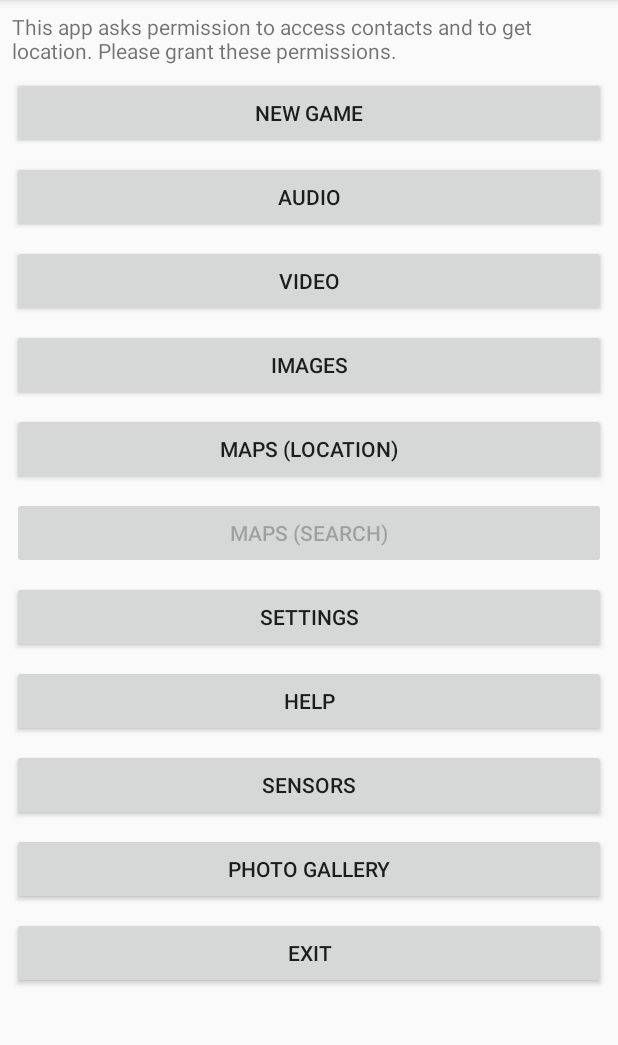
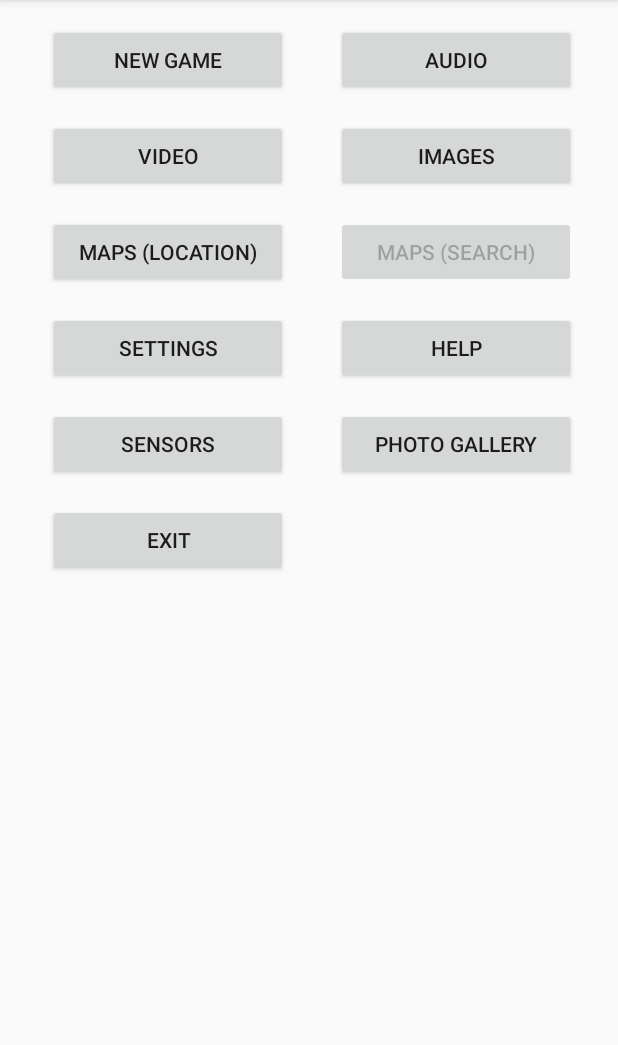
Before and after one commit to acchampion/TicTacToeKotlin, an Android app: the GameOptionsFragment screen opened directly, with no data from a screen before it, on a phone screen of 412 x 824 dp, the part 84-1129 px from its top. Run offline under Robolectric (Android 15) with nearby library versions, the light colour scheme and no system bars; our stand-ins replace Timber.

Commit message:
Major UI improvements, accessibility fixes

```diff
--- a/app/build.gradle
+++ b/app/build.gradle
@@ -1,5 +1,5 @@
 plugins {
-	id 'com.android.application' version '8.4.0'
+	id 'com.android.application' version '8.5.1'
 	id 'org.jetbrains.kotlin.android' version '1.9.22'
 	id 'com.google.devtools.ksp' version '1.9.22-1.0.16'
 }
--- a/app/src/main/java/com/wiley/fordummies/androidsdk/tictactoe/TicTacToeApplication.java
+++ b/app/src/main/java/com/wiley/fordummies/androidsdk/tictactoe/TicTacToeApplication.java
@@ -28,7 +28,7 @@ public class TicTacToeApplication extends Application implements Configuration.P
 
 	@SuppressLint("StaticFieldLeak")
 	private static Context mContext;
-	private static CoroutineScope mScope = new CoroutineScope() {
+	private static final CoroutineScope mScope = new CoroutineScope() {
 		@NonNull
 		@Override
 		public CoroutineContext getCoroutineContext() {
--- a/app/src/main/res/layout/fragment_contact_list_old.xml
+++ b/app/src/main/res/layout/fragment_contact_list_old.xml
@@ -1,7 +1,7 @@
 <?xml version="1.0" encoding="utf-8"?>
 <ListView
     xmlns:android="http://schemas.android.com/apk/res/android"
-    android:id="@+id/contact_list_view"
+    android:id="@+id/contact_list_view_old"
     android:layout_width="match_parent"
     android:layout_height="match_parent"
     android:layout_margin="8dp">
--- a/app/src/main/res/layout/fragment_game_options.xml
+++ b/app/src/main/res/layout/fragment_game_options.xml
@@ -2,116 +2,110 @@
 <LinearLayout xmlns:android="http://schemas.android.com/apk/res/android"
               android:orientation="vertical"
               android:layout_width="match_parent"
-              android:layout_height="match_parent">
+              android:layout_height="match_parent"
+	android:id="@+id/button_grid">
 
     <ScrollView
         android:orientation="vertical"
         android:layout_height="wrap_content"
         android:layout_width="match_parent"
         android:layout_gravity="center">
-        <LinearLayout
-            android:orientation="vertical"
-            android:layout_height="wrap_content"
-            android:layout_width="match_parent"
-            android:layout_gravity="top"
-            android:layout_marginTop="8dp">
-
-            <TextView
-                android:id="@+id/permission_dialog_notice"
+        <GridLayout
 			android:layout_width="match_parent"
 			android:layout_height="wrap_content"
-                android:text="@string/permission_notice"
-                android:layout_marginLeft="8dp"
-                android:layout_marginRight="8dp"
-                android:layout_marginBottom="8dp"/>
+			android:columnCount="2"
+			android:layout_margin="16dp">
+
             <Button
                 android:id="@+id/buttonNewGame"
                 android:text="@string/new_game"
-                android:layout_width="match_parent"
+                android:layout_width="160dp"
                 android:layout_height="wrap_content"
-                android:layout_marginLeft="8dp"
-                android:layout_marginRight="8dp"
-                android:layout_marginBottom="8dp"/>
+                android:layout_marginStart="16dp"
+                android:layout_marginEnd="16dp"
+                android:layout_marginBottom="16dp"/>
             <Button
                 android:id="@+id/buttonAudio"
                 android:text="@string/audio"
-                android:layout_width="match_parent"
+                android:layout_width="160dp"
                 android:layout_height="wrap_content"
-                android:layout_marginLeft="8dp"
-                android:layout_marginRight="8dp"
-                android:layout_marginBottom="8dp" />
+                android:layout_marginStart="16dp"
+                android:layout_marginEnd="16dp"
+                android:layout_marginBottom="16dp" />
             <Button
                 android:id="@+id/buttonVideo"
                 android:text="@string/video"
-                android:layout_width="match_parent"
+                android:layout_width="160dp"
                 android:layout_height="wrap_content"
-                android:layout_marginRight="8dp"
-                android:layout_marginLeft="8dp"
-                android:layout_marginBottom="8dp" />
+                android:layout_marginEnd="16dp"
+                android:layout_marginStart="16dp"
+                android:layout_marginBottom="16dp" />
             <Button
                 android:id="@+id/buttonImages"
                 android:text="@string/images"
-                android:layout_width="match_parent"
+                android:layout_width="160dp"
                 android:layout_height="wrap_content"
-                android:layout_marginLeft="8dp"
-                android:layout_marginRight="8dp"
-                android:layout_marginBottom="8dp" />
+                android:layout_marginStart="16dp"
+                android:layout_marginEnd="16dp"
+                android:layout_marginBottom="16dp" />
             <Button
                 android:id="@+id/buttonMapsLocation"
                 android:text="@string/maps_location"
-				android:layout_width="match_parent"
+                android:layout_width="160dp"
                 android:layout_height="wrap_content"
-				android:layout_marginLeft="8dp"
-				android:layout_marginRight="8dp"
-				android:layout_marginBottom="8dp" />
+                android:layout_marginStart="16dp"
+                android:layout_marginEnd="16dp"
+                android:layout_marginBottom="16dp" />
+
 			<Button
 				android:id="@+id/buttonMapsSearch"
 				android:text="@string/maps_search"
-				android:layout_width="match_parent"
+				android:enabled="false"
+				android:layout_width="160dp"
 				android:layout_height="wrap_content"
-				android:layout_marginLeft="8dp"
-				android:layout_marginRight="8dp"
-				android:layout_marginBottom="8dp" />
+				android:layout_marginStart="16dp"
+				android:layout_marginEnd="16dp"
+				android:layout_marginBottom="16dp" />
             <Button
                 android:id="@+id/buttonSettings"
                 android:text="@string/settings"
-				android:layout_width="match_parent"
+                android:layout_width="160dp"
                 android:layout_height="wrap_content"
-				android:layout_marginLeft="8dp"
-				android:layout_marginRight="8dp"
-				android:layout_marginBottom="8dp" />
+                android:layout_marginStart="16dp"
+                android:layout_marginEnd="16dp"
+                android:layout_marginBottom="16dp" />
             <Button
                 android:id="@+id/buttonHelp"
                 android:text="@string/help"
-                android:layout_width="match_parent"
+                android:layout_width="160dp"
                 android:layout_height="wrap_content"
-                android:layout_marginLeft="8dp"
-                android:layout_marginRight="8dp"
-                android:layout_marginBottom="8dp" />
+                android:layout_marginStart="16dp"
+                android:layout_marginEnd="16dp"
+                android:layout_marginBottom="16dp" />
             <Button
                 android:id="@+id/buttonSensors"
                 android:text="@string/sensors"
-                android:layout_width="match_parent"
+                android:layout_width="160dp"
                 android:layout_height="wrap_content"
-                android:layout_marginLeft="8dp"
-                android:layout_marginRight="8dp"
-                android:layout_marginBottom="8dp" />
+                android:layout_marginStart="16dp"
+                android:layout_marginEnd="16dp"
+                android:layout_marginBottom="16dp" />
 			<Button
 				android:id="@+id/buttonPhotoGallery"
 				android:text="@string/photo_gallery"
-				android:layout_width="match_parent"
+				android:layout_width="160dp"
 				android:layout_height="wrap_content"
-				android:layout_marginLeft="8dp"
-				android:layout_marginRight="8dp"
-				android:layout_marginBottom="8dp" />
+				android:layout_marginStart="16dp"
+				android:layout_marginEnd="16dp"
+				android:layout_marginBottom="16dp" />
             <Button
                 android:id="@+id/buttonExit"
                 android:text="@string/exit"
-                android:layout_width="match_parent"
+                android:layout_width="160dp"
                 android:layout_height="wrap_content"
-                android:layout_marginLeft="8dp"
-                android:layout_marginRight="8dp"
-                android:layout_marginBottom="8dp"/>
-        </LinearLayout>
+                android:layout_marginStart="16dp"
+                android:layout_marginEnd="16dp"
+                android:layout_marginBottom="16dp" />
+		</GridLayout>
     </ScrollView>
 </LinearLayout>
--- a/app/src/main/res/layout/fragment_help_webview.xml
+++ b/app/src/main/res/layout/fragment_help_webview.xml
@@ -13,11 +13,10 @@
 
     <WebView
         android:id="@+id/helpwithwebview"
-        xmlns:android="http://schemas.android.com/apk/res/android"
         android:layout_width="match_parent"
-        android:layout_height="match_parent"
+        android:layout_height="0dp"
         android:layout_weight="1.0"
-        android:layout_margin="8dp"
+        android:layout_margin="16dp"
         />
 
 </LinearLayout>
--- a/app/src/main/res/layout/list_item_gallery.xml
+++ b/app/src/main/res/layout/list_item_gallery.xml
@@ -1,4 +1,5 @@
 <?xml version="1.0" encoding="utf-8"?>
+
 <ImageView
 	android:layout_width="match_parent"
 	android:layout_height="120dp"
@@ -9,4 +10,5 @@
 	android:layout_marginBottom="16dp"
 	android:layout_marginLeft="8dp"
 	android:layout_marginRight="8dp"
-	android:id="@+id/photo_info" />
+	android:id="@+id/photo_info"
+	android:contentDescription="@string/image_from_flickr" />
--- a/app/src/main/res/layout/list_item_sensor.xml
+++ b/app/src/main/res/layout/list_item_sensor.xml
@@ -6,8 +6,8 @@
 		android:stretchColumns="*">
 
 		<TableRow
-			android:paddingTop="8dp"
-			android:paddingBottom="8dp"
+			android:paddingTop="16dp"
+			android:paddingBottom="16dp"
 			android:layout_width="0dp">
 
 			<TextView
```
Also changed, not shown: app/src/main/kotlin/com/wiley/fordummies/androidsdk/tictactoe/ui/fragment/ImagesFragment.kt (+84 -13 lines), app/src/main/res/layout/fragment_account.xml (+82 -63 lines), app/src/main/res/layout/fragment_audio.xml (+4 -4 lines), app/src/main/res/layout/fragment_game_session.xml (+4 -3 lines), app/src/main/res/layout/fragment_help.xml (+20 -18 lines), app/src/main/res/layout/fragment_images.xml (+10 -10 lines), app/src/main/res/layout/fragment_login.xml (+69 -46 lines), app/src/main/res/layout/fragment_maps_search.xml (+7 -3 lines), app/src/main/res/layout/fragment_video.xml (+6 -5 lines), build.gradle (+25 -24 lines). Lines whose indentation alone changed are shown as unchanged.
